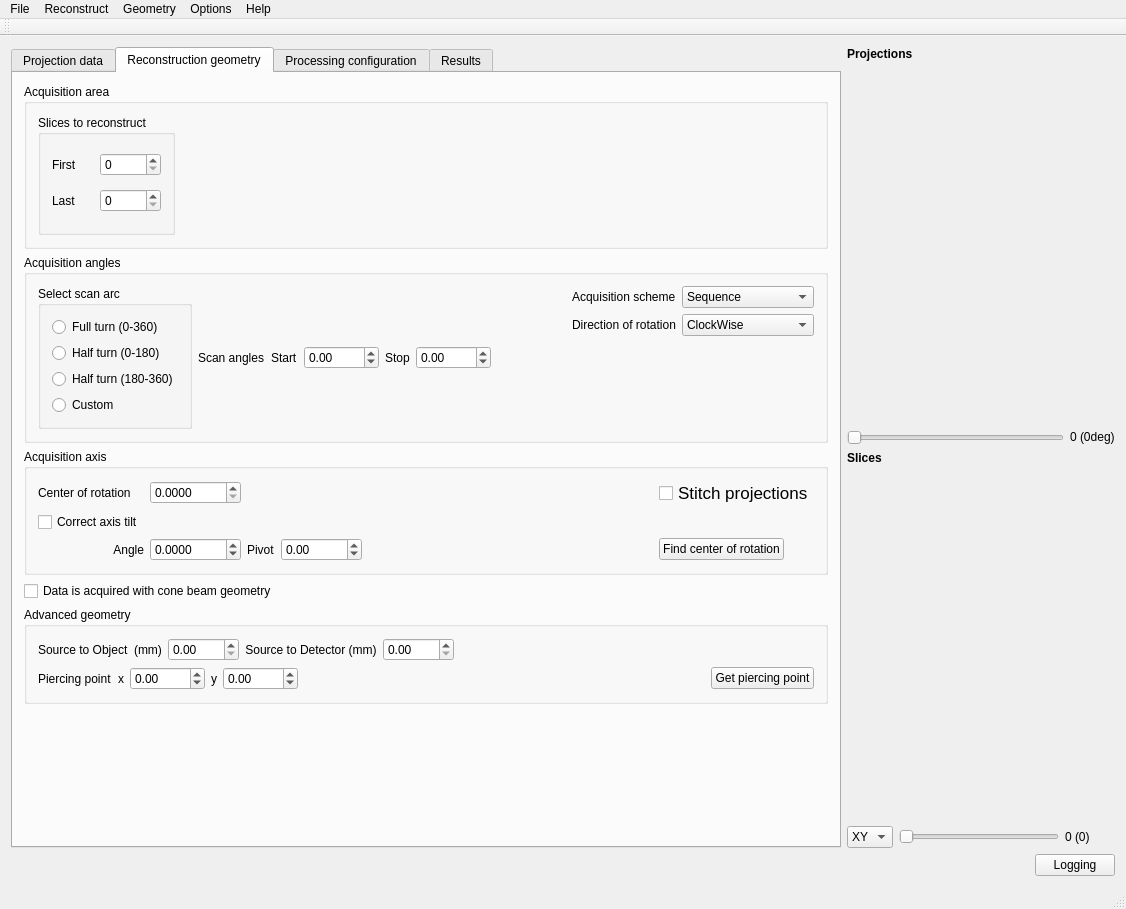
The window that applications/muhrec3/src/muhrecmainwindow.ui (neutronimaging/imagingsuite) describes before a commit, drawn with Qt 5.
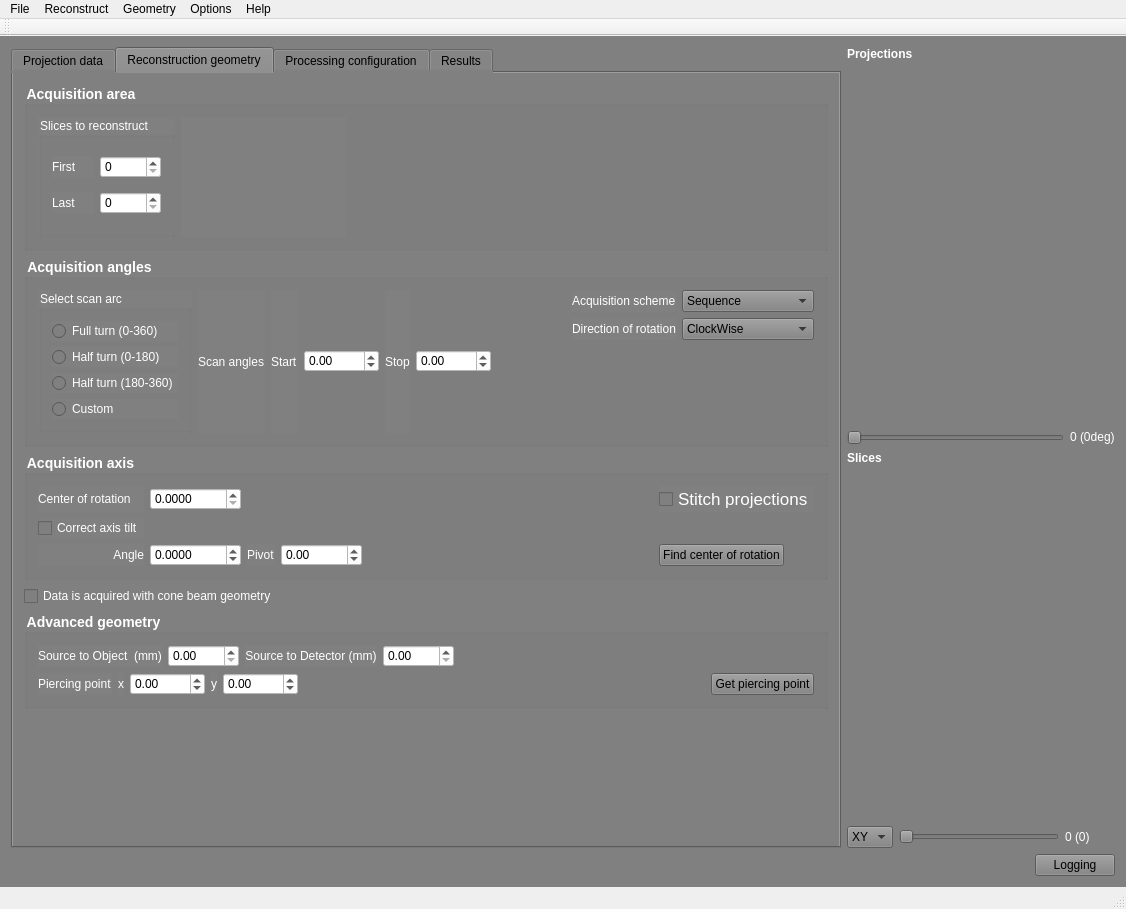
The same window after the commit. The open tabs and pages were chosen to show the change. Custom widgets are drawn as their Qt base class.

Commit message: Playing with styles

```diff
--- a/applications/muhrec3/src/muhrecmainwindow.ui
+++ b/applications/muhrec3/src/muhrecmainwindow.ui
@@ -21,7 +21,7 @@
   </property>
   <widget class="QWidget" name="centralWidget">
    <property name="styleSheet">
-    <string notr="true"/>
+    <string notr="true">QWidget{background-color:gray} QDoubleSpinBox{background-color:white} QSpinBox{background-color:white} QLabel{color:#FFFFFF}QGroupBox{color:#FFFFFF}QRadioButton{color:white}QCheckBox{color:white}</string>
    </property>
    <layout class="QVBoxLayout" name="verticalLayout_6">
     <item>
@@ -928,7 +928,7 @@
           <item>
            <widget class="QGroupBox" name="groupBox_AcquisitionArea">
             <property name="styleSheet">
-             <string notr="true"/>
+             <string notr="true">QGroupBox#groupBox_AcquisitionArea {font: bold 14px}</string>
             </property>
             <property name="title">
              <string>Acquisition area</string>
@@ -1028,7 +1028,7 @@
              </size>
             </property>
             <property name="styleSheet">
-             <string notr="true"/>
+             <string notr="true">QGroupBox#groupBox_AcquisitionAngles {font: bold 14px}</string>
             </property>
             <property name="title">
              <string>Acquisition angles</string>
@@ -1258,7 +1258,7 @@
           <item>
            <widget class="QGroupBox" name="groupBox_AcquisitionAxis">
             <property name="styleSheet">
-             <string notr="true"/>
+             <string notr="true">QGroupBox#groupBox_AcquisitionAxis {font: bold 14px}</string>
             </property>
             <property name="title">
              <string>Acquisition axis</string>
@@ -1448,6 +1448,9 @@
           </item>
           <item>
            <widget class="QGroupBox" name="groupBox_ConeBeamGeometry">
+            <property name="styleSheet">
+             <string notr="true">QGroupBox#groupBox_ConeBeamGeometry {font: bold 14px}</string>
+            </property>
             <property name="title">
              <string>Advanced geometry</string>
             </property>
```
Left out of the diff: 28 changed lines with no effect on the pictures. The commit also changes 1 other file.
